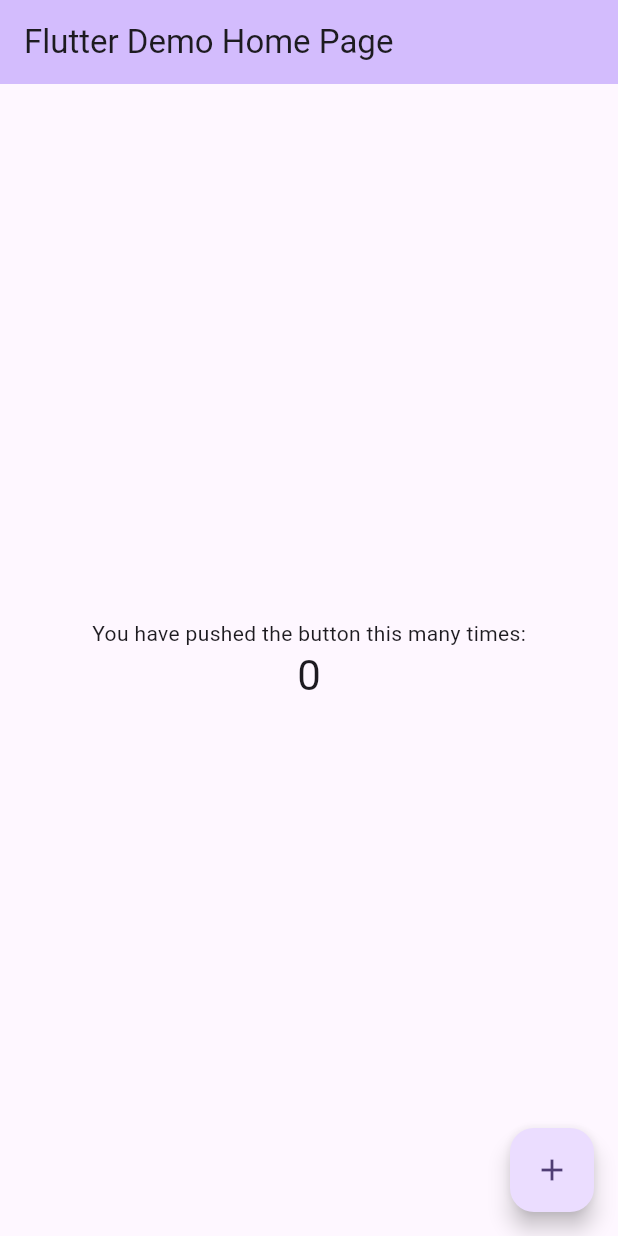
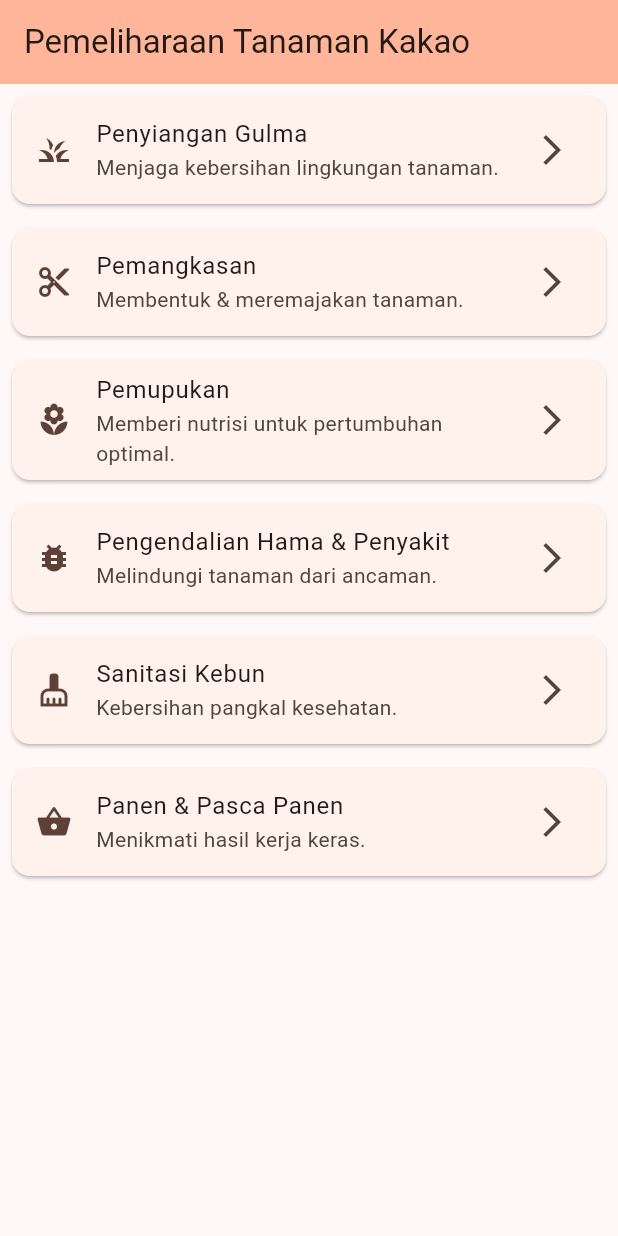
Before and after one commit to could-ai/019a2dcf-1ed2-7bf9-9607-4d5bed3b6ef1, a Flutter app: the screen it shows after launch, on a phone screen of 412 x 824 dp. Run offline on Flutter 3.47's test engine with Material 3 defaults, Android fonts, the phone set to English and light mode, and no system bars.

Commit message:
The main.dart file has been updated to launch the HomeScreen as the initial screen of the application. The app's title is now set to 'Pemeliharaan Tanaman Kakao' (Cocoa Plant Maintenance), and the theme has been customized with a brown color scheme to match the cocoa theme. The debug banner has also been removed for a cleaner user interface.; A new HomeScreen has been created to serve as the main landing page of the application. This screen displays a list of cocoa plant maintenance topics using a ListView. Each topic is presented in a Card with an icon, title, and subtitle for better visual organization. Tapping on a topic will navigate the user to a DetailScreen, providing more in-depth information about the selected maintenance step.; The DetailScreen has been created to display the detailed information for each cocoa plant maintenance topic. When a user selects a topic from the HomeScreen, this screen presents the title and a list of key points related to that topic. The layout uses a SingleChildScrollView to ensure content is scrollable on smaller screens, and each point is highlighted with an icon for better readability and visual appeal.; A new data model, MaintenanceTopic, has been created to structure the information for the cocoa plant maintenance presentation. This file defines the MaintenanceTopic class and provides a list of topics, including titles, subtitles, icons, and detailed points for each maintenance step. This centralized data source makes the application easier to manage and scale.

```diff
--- /dev/null
+++ b/usr/lib/home_screen.dart
@@ -0,0 +1,40 @@
+import 'package:flutter/material.dart';
+import 'package:couldai_user_app/models/maintenance_topic.dart';
+import 'package:couldai_user_app/detail_screen.dart';
+
+class HomeScreen extends StatelessWidget {
+  const HomeScreen({super.key});
+
+  @override
+  Widget build(BuildContext context) {
+    return Scaffold(
+      appBar: AppBar(
+        title: const Text('Pemeliharaan Tanaman Kakao'),
+        backgroundColor: Theme.of(context).colorScheme.inversePrimary,
+      ),
+      body: ListView.builder(
+        itemCount: maintenanceTopics.length,
+        itemBuilder: (context, index) {
+          final topic = maintenanceTopics[index];
+          return Card(
+            margin: const EdgeInsets.all(8.0),
+            child: ListTile(
+              leading: Icon(topic.icon, color: Colors.brown[700]),
+              title: Text(topic.title),
+              subtitle: Text(topic.subtitle),
+              trailing: const Icon(Icons.arrow_forward_ios),
+              onTap: () {
+                Navigator.push(
+                  context,
+                  MaterialPageRoute(
+                    builder: (context) => DetailScreen(topic: topic),
+                  ),
+                );
+              },
+            ),
+          );
+        },
+      ),
+    );
+  }
+}
--- a/usr/lib/main.dart
+++ b/usr/lib/main.dart
@@ -1,4 +1,5 @@
 import 'package:flutter/material.dart';
+import 'package:couldai_user_app/home_screen.dart';
 
 void main() {
   runApp(const MyApp());
@@ -7,114 +8,17 @@ void main() {
 class MyApp extends StatelessWidget {
   const MyApp({super.key});
 
-  // This widget is the root of your application.
   @override
   Widget build(BuildContext context) {
     return MaterialApp(
-      title: 'Flutter Demo',
+      title: 'Pemeliharaan Tanaman Kakao',
       debugShowCheckedModeBanner: false,
       theme: ThemeData(
-        // This is the theme of your application.
-        //
-        // TRY THIS: Try running your application with "flutter run". You'll see
-        // the application has a purple toolbar. Then, without quitting the app,
-        // try changing the seedColor in the colorScheme below to Colors.green
-        // and then invoke "hot reload" (save your changes or press the "hot
-        // reload" button in a Flutter-supported IDE, or press "r" if you used
-        // the command line to start the app).
-        //
-        // Notice that the counter didn't reset back to zero; the application
-        // state is not lost during the reload. To reset the state, use hot
-        // restart instead.
-        //
-        // This works for code too, not just values: Most code changes can be
-        // tested with just a hot reload.
-        colorScheme: ColorScheme.fromSeed(seedColor: Colors.deepPurple),
+        colorScheme: ColorScheme.fromSeed(seedColor: Colors.brown),
+        primarySwatch: Colors.brown,
+        visualDensity: VisualDensity.adaptivePlatformDensity,
       ),
-      home: const MyHomePage(title: 'Flutter Demo Home Page'),
+      home: const HomeScreen(),
     );
   }
 }
-
-class MyHomePage extends StatefulWidget {
-  const MyHomePage({super.key, required this.title});
-
-  // This widget is the home page of your application. It is stateful, meaning
-  // that it has a State object (defined below) that contains fields that affect
-  // how it looks.
-
-  // This class is the configuration for the state. It holds the values (in this
-  // case the title) provided by the parent (in this case the App widget) and
-  // used by the build method of the State. Fields in a Widget subclass are
-  // always marked "final".
-
-  final String title;
-
-  @override
-  State<MyHomePage> createState() => _MyHomePageState();
-}
-
-class _MyHomePageState extends State<MyHomePage> {
-  int _counter = 0;
-
-  void _incrementCounter() {
-    setState(() {
-      // This call to setState tells the Flutter framework that something has
-      // changed in this State, which causes it to rerun the build method below
-      // so that the display can reflect the updated values. If we changed
-      // _counter without calling setState(), then the build method would not be
-      // called again, and so nothing would appear to happen.
-      _counter++;
-    });
-  }
-
-  @override
-  Widget build(BuildContext context) {
-    // This method is rerun every time setState is called, for instance as done
-    // by the _incrementCounter method above.
-    //
-    // The Flutter framework has been optimized to make rerunning build methods
-    // fast, so that you can just rebuild anything that needs updating rather
-    // than having to individually change instances of widgets.
-    return Scaffold(
-      appBar: AppBar(
-        // TRY THIS: Try changing the color here to a specific color (to
-        // Colors.amber, perhaps?) and trigger a hot reload to see the AppBar
-        // change color while the other colors stay the same.
-        backgroundColor: Theme.of(context).colorScheme.inversePrimary,
-        // Here we take the value from the MyHomePage object that was created by
-        // the App.build method, and use it to set our appbar title.
-        title: Text(widget.title),
-      ),
-      body: Center(
-        // Center is a layout widget. It takes a single child and positions it
-        // in the middle of the parent.
-        child: Column(
-          // Column is also a layout widget. It takes a list of children and
-          // arranges them vertically. By default, it sizes itself to fit its
-          // children horizontally, and tries to be as tall as its parent.
-          //
-          // Column has various properties to control how it sizes itself and
-          // how it positions its children. Here we use mainAxisAlignment to
-          // center the children vertically; the main axis here is the vertical
-          // axis because Columns are vertical (the cross axis would be
-          // horizontal).
-          //
-          // TRY THIS: Invoke "debug painting" (choose the "Toggle Debug Paint"
-          // action in the IDE, or press "p" in the console), to see the
-          // wireframe for each widget.
-          mainAxisAlignment: MainAxisAlignment.center,
-          children: <Widget>[
-            const Text('You have pushed the button this many times:'),
-            Text('$_counter', style: Theme.of(context).textTheme.headlineMedium),
-          ],
-        ),
-      ),
-      floatingActionButton: FloatingActionButton(
-        onPressed: _incrementCounter,
-        tooltip: 'Increment',
-        child: const Icon(Icons.add),
-      ), // This trailing comma makes auto-formatting nicer for build methods.
-    );
-  }
-}
--- /dev/null
+++ b/usr/lib/models/maintenance_topic.dart
@@ -0,0 +1,81 @@
+import 'package:flutter/material.dart';
+
+class MaintenanceTopic {
+  final String title;
+  final String subtitle;
+  final IconData icon;
+  final List<String> points;
+
+  MaintenanceTopic({
+    required this.title,
+    required this.subtitle,
+    required this.icon,
+    required this.points,
+  });
+}
+
+final List<MaintenanceTopic> maintenanceTopics = [
+  MaintenanceTopic(
+    title: 'Penyiangan Gulma',
+    subtitle: 'Menjaga kebersihan lingkungan tanaman.',
+    icon: Icons.grass,
+    points: [
+      'Tujuan: Menghilangkan persaingan gulma dalam mendapatkan nutrisi, air, dan sinar matahari.',
+      'Metode Manual: Dicabut dengan tangan atau cangkul.',
+      'Metode Kimiawi: Menggunakan herbisida sesuai dosis anjuran.',
+      'Waktu: Dilakukan secara rutin, terutama saat musim hujan.',
+    ],
+  ),
+  MaintenanceTopic(
+    title: 'Pemangkasan',
+    subtitle: 'Membentuk & meremajakan tanaman.',
+    icon: Icons.content_cut,
+    points: [
+      'Pangkas Bentuk: Membentuk kerangka pohon yang kuat pada tanaman muda.',
+      'Pangkas Pemeliharaan: Membuang tunas air, cabang kering, dan cabang yang tumpang tindih.',
+      'Pangkas Produksi: Merangsang pembungaan dan pembuahan.',
+      'Manfaat: Memperbaiki sirkulasi udara, mengurangi kelembaban, dan memudahkan panen.',
+    ],
+  ),
+  MaintenanceTopic(
+    title: 'Pemupukan',
+    subtitle: 'Memberi nutrisi untuk pertumbuhan optimal.',
+    icon: Icons.local_florist,
+    points: [
+      'Jenis Pupuk Organik: Pupuk kandang, kompos.',
+      'Jenis Pupuk Anorganik: Urea, SP-36, KCl.',
+      'Prinsip 5T: Tepat Jenis, Tepat Dosis, Tepat Waktu, Tepat Cara, Tepat Sasaran.',
+      'Waktu Aplikasi: 2 kali setahun, di awal dan akhir musim hujan untuk tanaman menghasilkan.',
+    ],
+  ),
+  MaintenanceTopic(
+    title: 'Pengendalian Hama & Penyakit',
+    subtitle: 'Melindungi tanaman dari ancaman.',
+    icon: Icons.bug_report,
+    points: [
+      'Hama Umum: Penggerek Buah Kakao (PBK), Helopeltis sp.',
+      'Penyakit Umum: Busuk Buah (Phytophthora palmivora), VSD.',
+      'Pendekatan Terpadu: Kultur teknis, mekanis, biologis, dan kimiawi sebagai alternatif terakhir.',
+    ],
+  ),
+  MaintenanceTopic(
+    title: 'Sanitasi Kebun',
+    subtitle: 'Kebersihan pangkal kesehatan.',
+    icon: Icons.cleaning_services,
+    points: [
+      'Membersihkan gulma dan daun-daun kering secara teratur.',
+      'Mengumpulkan dan memendam buah-buah yang terserang penyakit.',
+      'Membuat saluran drainase untuk mencegah genangan air.',
+    ],
+  ),
+  MaintenanceTopic(
+    title: 'Panen & Pasca Panen',
+    subtitle: 'Menikmati hasil kerja keras.',
+    icon: Icons.shopping_basket,
+    points: [
+      'Kriteria Panen: Buah sudah matang, ditandai dengan perubahan warna kulit.',
+      'Cara Panen: Menggunakan pisau tajam, sisakan sedikit tangkai pada pohon.',
+      'Pasca Panen: Fermentasi dan pengeringan biji untuk menghasilkan kualitas terbaik.',
+    ],
+  ),
+];
```
Also changed, not shown: usr/lib/detail_screen.dart (added, +50 -0 lines).
